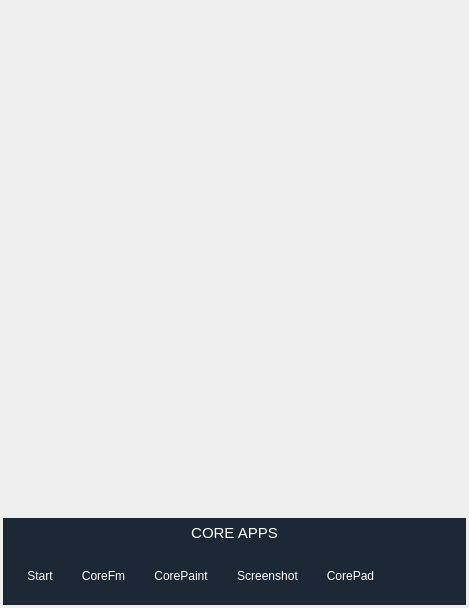
The window that app/coreaction/coreaction.ui (rahmanshaber/corebox) describes before a commit, drawn with Qt 5.
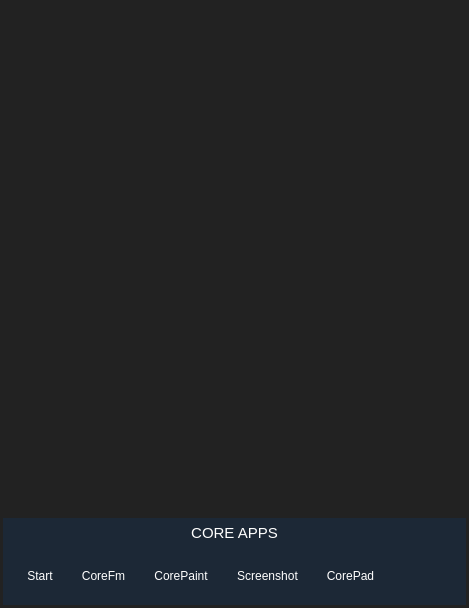
The same window after the commit. Icons and pictures are not drawn.

Diff of the .ui file:
```diff
--- a/app/coreaction/coreaction.ui
+++ b/app/coreaction/coreaction.ui
@@ -21,10 +21,14 @@
     <normaloff>:/icons/CoreAction.svg</normaloff>:/icons/CoreAction.svg</iconset>
   </property>
   <property name="autoFillBackground">
-   <bool>true</bool>
+   <bool>false</bool>
   </property>
   <property name="styleSheet">
-   <string notr="true"/>
+   <string notr="true">QWidget{
+background-color: #222222;
+border: 1px #494949;
+color: #ffffff;
+}</string>
   </property>
   <layout class="QVBoxLayout" name="verticalLayout_11">
    <property name="spacing">
```
